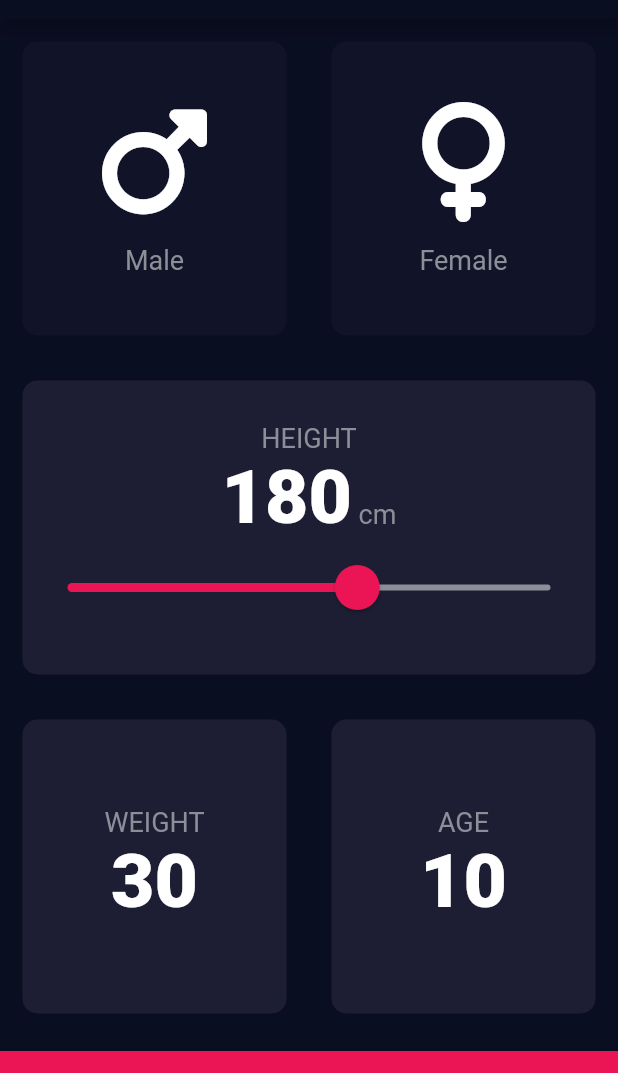
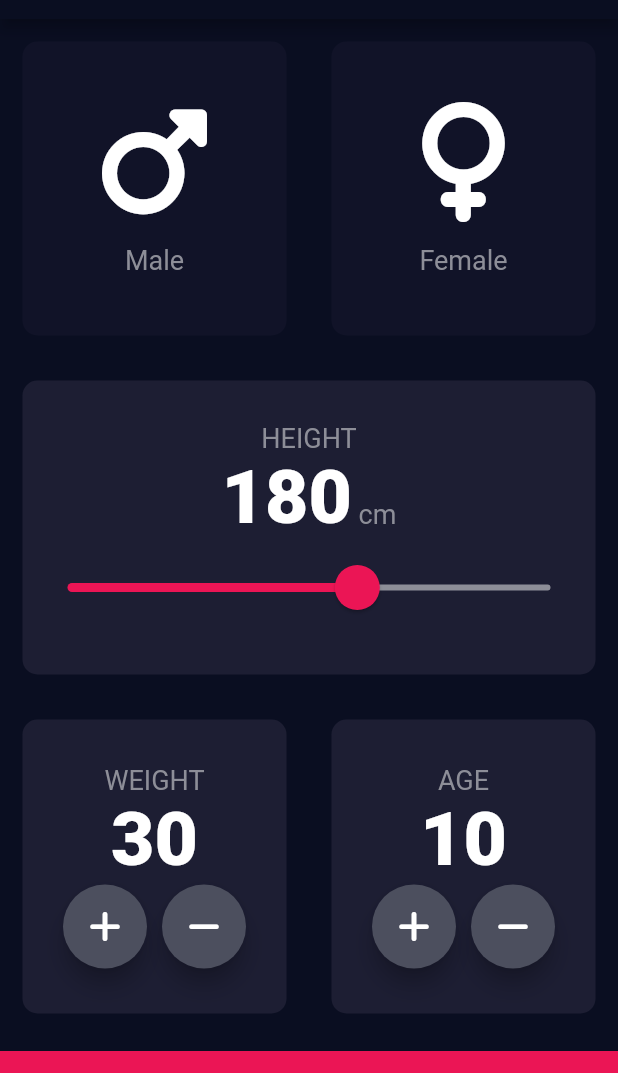
Before and after one commit to shreshtha-132/bmi_calculator, a Flutter app: the screen it shows after launch, on a phone screen of 412 x 824 dp, the part 65-1138 px from its top. Run offline on Flutter 3.47's test engine with Material 2 defaults, Android fonts, the phone set to English and light mode, and no system bars; our stand-ins replace font_awesome_flutter.

Commit message:
Update inputPage.dart
-> added minus and plus button for the weight and age parameter.
-> used rawMaterialButton instead of FAB.

```diff
--- a/lib/inputPage.dart
+++ b/lib/inputPage.dart
@@ -170,6 +170,32 @@ class _InputPageState extends State<InputPage> {
                           style: TextStyle(
                               fontSize: 50, fontWeight: FontWeight.w900),
                         ),
+                        Row(
+                          mainAxisAlignment: MainAxisAlignment.center,
+                          children: [
+                            RoundIconButton(
+                              icon: FontAwesomeIcons.plus,
+                              onPressed: () {
+                                setState(() {
+                                  weight += 1;
+                                });
+                              },
+                            ),
+                            SizedBox(
+                              width: 10,
+                            ),
+                            RoundIconButton(
+                              icon: FontAwesomeIcons.minus,
+                              onPressed: () {
+                                setState(() {
+                                  if (weight > 0) {
+                                    weight -= 1;
+                                  }
+                                });
+                              },
+                            )
+                          ],
+                        ),
                       ],
                     ),
                   ),
@@ -192,6 +218,32 @@ class _InputPageState extends State<InputPage> {
                           style: TextStyle(
                               fontSize: 50, fontWeight: FontWeight.w900),
                         ),
+                        Row(
+                          mainAxisAlignment: MainAxisAlignment.center,
+                          children: [
+                            RoundIconButton(
+                              icon: FontAwesomeIcons.plus,
+                              onPressed: () {
+                                setState(() {
+                                  age += 1;
+                                });
+                              },
+                            ),
+                            SizedBox(
+                              width: 10,
+                            ),
+                            RoundIconButton(
+                              icon: FontAwesomeIcons.minus,
+                              onPressed: () {
+                                setState(() {
+                                  if (age > 0) {
+                                    age -= 1;
+                                  }
+                                });
+                              },
+                            ),
+                          ],
+                        ),
                       ],
                     ),
                   ),
@@ -211,3 +263,22 @@ class _InputPageState extends State<InputPage> {
     );
   }
 }
+
+class RoundIconButton extends StatelessWidget {
+  RoundIconButton({required this.icon, required this.onPressed});
+
+  final IconData icon;
+  final void Function() onPressed;
+
+  @override
+  Widget build(BuildContext context) {
+    return RawMaterialButton(
+      child: Icon(icon),
+      elevation: 6.0,
+      constraints: BoxConstraints.tightFor(width: 56.0, height: 56.0),
+      onPressed: onPressed,
+      shape: CircleBorder(),
+      fillColor: Color(0xFF4C4F5E),
+    );
+  }
+}
```
